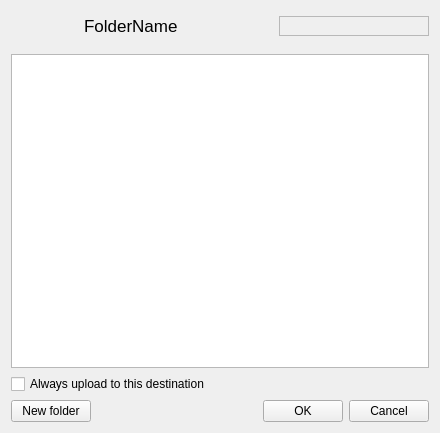
Above: src/MEGASync/gui/node_selector/gui/win/NodeSelectorTreeViewWidget.ui from meganz/MEGAsync before the change. Below: the same form after it.
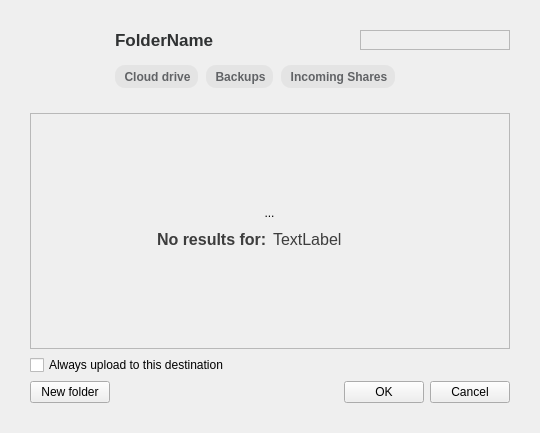
That is the form after the change. Icons and pictures are not drawn. Custom widgets are drawn as their Qt base class.

Commit message: solving filtering problem, empty screen available

The edit to the form file:
```diff
--- a/src/MEGASync/gui/node_selector/gui/win/NodeSelectorTreeViewWidget.ui
+++ b/src/MEGASync/gui/node_selector/gui/win/NodeSelectorTreeViewWidget.ui
@@ -6,58 +6,57 @@
    <rect>
     <x>0</x>
     <y>0</y>
-    <width>440</width>
+    <width>540</width>
     <height>433</height>
    </rect>
   </property>
   <property name="windowTitle">
    <string notr="true"/>
   </property>
-  <layout class="QVBoxLayout" name="verticalLayout">
+  <property name="styleSheet">
+   <string notr="true">QToolButton
+{
+border:none;
+}</string>
+  </property>
+  <layout class="QVBoxLayout" name="NodeSelectorWidgetLayout">
+   <property name="leftMargin">
+    <number>30</number>
+   </property>
+   <property name="topMargin">
+    <number>30</number>
+   </property>
+   <property name="rightMargin">
+    <number>30</number>
+   </property>
+   <property name="bottomMargin">
+    <number>30</number>
+   </property>
    <item>
-    <layout class="QHBoxLayout" name="horizontalLayout_3">
-     <property name="spacing">
-      <number>0</number>
-     </property>
+    <layout class="QGridLayout" name="gridLayout">
      <property name="topMargin">
-      <number>5</number>
+      <number>0</number>
      </property>
      <property name="bottomMargin">
-      <number>12</number>
+      <number>10</number>
      </property>
-     <item>
-      <widget class="QPushButton" name="bBack">
-       <property name="maximumSize">
+     <item row="0" column="10">
+      <widget class="SearchLineEdit" name="leSearch">
+       <property name="minimumSize">
         <size>
-         <width>30</width>
-         <height>16777215</height>
+         <width>150</width>
+         <height>0</height>
         </size>
        </property>
-       <property name="styleSheet">
-        <string notr="true">QPushButton {
-    border: none;
-    background-color: transparent;
-    padding: 0px;
-}
-</string>
+       <property name="frameShape">
+        <enum>QFrame::StyledPanel</enum>
        </property>
-       <property name="text">
-        <string/>
-       </property>
-       <property name="icon">
-        <iconset resource="../../../Resources_win.qrc">
-         <normaloff>:/images/node_selector/arrow-left-ico.png</normaloff>
-         <disabledoff>:/images/node_selector/arrow-left-disabled-ico.png</disabledoff>:/images/node_selector/arrow-left-ico.png</iconset>
-       </property>
-       <property name="iconSize">
-        <size>
-         <width>16</width>
-         <height>16</height>
-        </size>
+       <property name="frameShadow">
+        <enum>QFrame::Plain</enum>
        </property>
       </widget>
      </item>
-     <item>
+     <item row="0" column="1">
       <widget class="QPushButton" name="bForward">
        <property name="maximumSize">
         <size>
@@ -88,7 +87,7 @@
        </property>
       </widget>
      </item>
-     <item>
+     <item row="0" column="2">
       <spacer name="horizontalSpacer_5">
        <property name="orientation">
         <enum>Qt::Horizontal</enum>
@@ -104,12 +103,130 @@
        </property>
       </spacer>
      </item>
-     <item>
+     <item row="0" column="4">
+      <widget class="QLabel" name="searchingText">
+       <property name="styleSheet">
+        <string notr="true">*{
+font-size:17px;
+color:#3D3D3D;
+}</string>
+       </property>
+       <property name="text">
+        <string notr="true"/>
+       </property>
+      </widget>
+     </item>
+     <item row="0" column="5">
+      <spacer name="syncSpacer">
+       <property name="orientation">
+        <enum>Qt::Horizontal</enum>
+       </property>
+       <property name="sizeType">
+        <enum>QSizePolicy::Fixed</enum>
+       </property>
+       <property name="sizeHint" stdset="0">
+        <size>
+         <width>13</width>
+         <height>20</height>
+        </size>
+       </property>
+      </spacer>
+     </item>
+     <item row="0" column="6">
+      <widget class="QLabel" name="lIcon">
+       <property name="minimumSize">
+        <size>
+         <width>0</width>
+         <height>0</height>
+        </size>
+       </property>
+       <property name="maximumSize">
+        <size>
+         <width>16777215</width>
+         <height>16777215</height>
+        </size>
+       </property>
+       <property name="text">
+        <string notr="true"/>
+       </property>
+       <property name="alignment">
+        <set>Qt::AlignCenter</set>
+       </property>
+       <property name="margin">
+        <number>0</number>
+       </property>
+       <property name="indent">
+        <number>-1</number>
+       </property>
+      </widget>
+     </item>
+     <item row="0" column="0">
+      <widget class="QPushButton" name="bBack">
+       <property name="maximumSize">
+        <size>
+         <width>30</width>
+         <height>16777215</height>
+        </size>
+       </property>
+       <property name="styleSheet">
+        <string notr="true">QPushButton {
+    border: none;
+    background-color: transparent;
+    padding: 0px;
+}
+</string>
+       </property>
+       <property name="text">
+        <string/>
+       </property>
+       <property name="icon">
+        <iconset resource="../../../Resources_macx.qrc">
+         <normaloff>:/images/node_selector/arrow-left-ico.png</normaloff>
+         <disabledoff>:/images/node_selector/arrow-left-disabled-ico.png</disabledoff>:/images/node_selector/arrow-left-ico.png</iconset>
+       </property>
+       <property name="iconSize">
+        <size>
+         <width>16</width>
+         <height>16</height>
+        </size>
+       </property>
+      </widget>
+     </item>
+     <item row="0" column="9">
+      <spacer name="horizontalSpacer_4">
+       <property name="orientation">
+        <enum>Qt::Horizontal</enum>
+       </property>
+       <property name="sizeHint" stdset="0">
+        <size>
+         <width>40</width>
+         <height>20</height>
+        </size>
+       </property>
+      </spacer>
+     </item>
+     <item row="0" column="7">
+      <spacer name="avatarSpacer">
+       <property name="orientation">
+        <enum>Qt::Horizontal</enum>
+       </property>
+       <property name="sizeType">
+        <enum>QSizePolicy::Fixed</enum>
+       </property>
+       <property name="sizeHint" stdset="0">
+        <size>
+         <width>13</width>
+         <height>20</height>
+        </size>
+       </property>
+      </spacer>
+     </item>
+     <item row="0" column="3">
       <widget class="QLabel" name="lFolderName">
        <property name="font">
         <font>
          <pointsize>-1</pointsize>
-         <bold>false</bold>
+         <bold>true</bold>
          <strikeout>false</strikeout>
          <kerning>false</kerning>
         </font>
@@ -117,6 +234,8 @@
        <property name="styleSheet">
         <string notr="true">QLabel{
 font-size:17px;
+font-weight: bold;
+color:#303233;
 }</string>
        </property>
        <property name="text">
@@ -124,67 +243,7 @@
        </property>
       </widget>
      </item>
-     <item>
-      <spacer name="syncSpacer">
-       <property name="orientation">
-        <enum>Qt::Horizontal</enum>
-       </property>
-       <property name="sizeType">
-        <enum>QSizePolicy::Fixed</enum>
-       </property>
-       <property name="sizeHint" stdset="0">
-        <size>
-         <width>13</width>
-         <height>20</height>
-        </size>
-       </property>
-      </spacer>
-     </item>
-     <item>
-      <widget class="QLabel" name="lIcon">
-       <property name="minimumSize">
-        <size>
-         <width>0</width>
-         <height>0</height>
-        </size>
-       </property>
-       <property name="maximumSize">
-        <size>
-         <width>16777215</width>
-         <height>16777215</height>
-        </size>
-       </property>
-       <property name="text">
-        <string/>
-       </property>
-       <property name="alignment">
-        <set>Qt::AlignCenter</set>
-       </property>
-       <property name="margin">
-        <number>0</number>
-       </property>
-       <property name="indent">
-        <number>-1</number>
-       </property>
-      </widget>
-     </item>
-     <item>
-      <spacer name="avatarSpacer">
-       <property name="orientation">
-        <enum>Qt::Horizontal</enum>
-       </property>
-       <property name="sizeType">
-        <enum>QSizePolicy::Fixed</enum>
-       </property>
-       <property name="sizeHint" stdset="0">
-        <size>
-         <width>13</width>
-         <height>20</height>
-        </size>
-       </property>
-      </spacer>
-     </item>
-     <item>
+     <item row="0" column="8">
       <widget class="QLabel" name="lOwnerIcon">
        <property name="minimumSize">
         <size>
@@ -206,49 +265,141 @@
        </property>
       </widget>
      </item>
-     <item>
-      <spacer name="horizontalSpacer_4">
-       <property name="orientation">
-        <enum>Qt::Horizontal</enum>
-       </property>
-       <property name="sizeHint" stdset="0">
-        <size>
-         <width>40</width>
-         <height>20</height>
-        </size>
-       </property>
-      </spacer>
-     </item>
-     <item>
-      <widget class="SearchLineEdit" name="leSearch">
+     <item row="1" column="3" colspan="8" alignment="Qt::AlignLeft">
+      <widget class="QWidget" name="searchButtonsWidget" native="true">
        <property name="minimumSize">
         <size>
-         <width>150</width>
+         <width>0</width>
          <height>0</height>
         </size>
        </property>
-       <property name="frameShape">
-        <enum>QFrame::StyledPanel</enum>
+       <property name="styleSheet">
+        <string notr="true">QToolButton
+{
+  border-radius: 10px;
+  font-weight: 600;
+  height:20px;
+  padding-left:5px;
+  padding-right:3px;
+  background-color: rgba(0, 0, 0, 0.05);
+  color:#616366;
+}
+
+QToolButton:checked
+{
+  background-color: #04101E;
+  color:#FAFAFB
+}</string>
        </property>
-       <property name="frameShadow">
-        <enum>QFrame::Plain</enum>
-       </property>
+       <layout class="QHBoxLayout" name="horizontalLayout_2">
+        <property name="spacing">
+         <number>8</number>
+        </property>
+        <property name="leftMargin">
+         <number>0</number>
+        </property>
+        <item>
+         <widget class="QToolButton" name="cloudDriveSearch">
+          <property name="styleSheet">
+           <string notr="true"/>
+          </property>
+          <property name="text">
+           <string>Cloud drive</string>
+          </property>
+          <property name="icon">
+           <iconset resource="../../../Resources_win.qrc">
+            <normaloff>:/images/node_selector/sidebar/cloud_ico_hover.png</normaloff>:/images/node_selector/sidebar/cloud_ico_hover.png</iconset>
+          </property>
+          <property name="checkable">
+           <bool>true</bool>
+          </property>
+          <property name="autoExclusive">
+           <bool>false</bool>
+          </property>
+          <property name="toolButtonStyle">
+           <enum>Qt::ToolButtonTextBesideIcon</enum>
+          </property>
+          <attribute name="buttonGroup">
+           <string notr="true">searchFilterButtonGroup</string>
+          </attribute>
+         </widget>
+        </item>
+        <item>
+         <widget class="QToolButton" name="backupsSearch">
+          <property name="text">
+           <string>Backups</string>
+          </property>
+          <property name="icon">
+           <iconset resource="../../../Resources_win.qrc">
+            <normaloff>:/images/node_selector/sidebar/backup_ico_default.png</normaloff>:/images/node_selector/sidebar/backup_ico_default.png</iconset>
+          </property>
+          <property name="checkable">
+           <bool>true</bool>
+          </property>
+          <property name="toolButtonStyle">
+           <enum>Qt::ToolButtonTextBesideIcon</enum>
+          </property>
+          <attribute name="buttonGroup">
+           <string notr="true">searchFilterButtonGroup</string>
+          </attribute>
+         </widget>
+        </item>
+        <item>
+         <widget class="QToolButton" name="incomingSharesSearch">
+          <property name="text">
+           <string>Incoming Shares</string>
+          </property>
+          <property name="icon">
+           <iconset resource="../../../Resources_win.qrc">
+            <normaloff>:/images/node_selector/sidebar/incoming_share_ico_default.png</normaloff>:/images/node_selector/sidebar/incoming_share_ico_default.png</iconset>
+          </property>
+          <property name="checkable">
+           <bool>true</bool>
+          </property>
+          <property name="toolButtonStyle">
+           <enum>Qt::ToolButtonTextBesideIcon</enum>
+          </property>
+          <attribute name="buttonGroup">
+           <string notr="true">searchFilterButtonGroup</string>
+          </attribute>
+         </widget>
+        </item>
+       </layout>
       </widget>
      </item>
     </layout>
    </item>
    <item>
-    <widget class="NodeSelectorTreeView" name="tMegaFolders">
-     <property name="font">
-      <font>
-       <pointsize>-1</pointsize>
-      </font>
+    <widget class="QStackedWidget" name="stackedWidget">
+     <property name="currentIndex">
+      <number>1</number>
      </property>
-     <property name="focusPolicy">
-      <enum>Qt::StrongFocus</enum>
-     </property>
-     <property name="styleSheet">
-      <string notr="true">QTreeView {
+     <widget class="QWidget" name="treeViewPage">
+      <layout class="QVBoxLayout" name="verticalLayout_2">
+       <property name="leftMargin">
+        <number>0</number>
+       </property>
+       <property name="topMargin">
+        <number>0</number>
+       </property>
+       <property name="rightMargin">
+        <number>0</number>
+       </property>
+       <property name="bottomMargin">
+        <number>0</number>
+       </property>
+       <item>
+        <widget class="NodeSelectorTreeView" name="tMegaFolders">
+         <property name="font">
+          <font>
+           <pointsize>-1</pointsize>
+          </font>
+         </property>
+         <property name="focusPolicy">
+          <enum>Qt::StrongFocus</enum>
+         </property>
+         <property name="styleSheet">
+          <string notr="true">QTreeView {
     show-decoration-selected: 1;
 	selection-background-color: #3393df;
 	 font-size: 12px;
@@ -343,46 +494,165 @@
 
 
 </string>
-     </property>
-     <property name="frameShape">
-      <enum>QFrame::StyledPanel</enum>
-     </property>
-     <property name="frameShadow">
-      <enum>QFrame::Plain</enum>
-     </property>
-     <property name="alternatingRowColors">
-      <bool>false</bool>
-     </property>
-     <property name="selectionMode">
-      <enum>QAbstractItemView::SingleSelection</enum>
-     </property>
-     <property name="iconSize">
-      <size>
-       <width>22</width>
-       <height>22</height>
-      </size>
-     </property>
-     <property name="autoExpandDelay">
-      <number>-1</number>
-     </property>
-     <property name="indentation">
-      <number>18</number>
-     </property>
-     <property name="animated">
-      <bool>true</bool>
-     </property>
-     <property name="allColumnsShowFocus">
-      <bool>false</bool>
-     </property>
-     <property name="expandsOnDoubleClick">
-      <bool>false</bool>
-     </property>
-     <attribute name="headerMinimumSectionSize">
-      <number>35</number>
-     </attribute>
-     <attribute name="headerDefaultSectionSize">
-      <number>35</number>
-     </attribute>
+         </property>
+         <property name="frameShape">
+          <enum>QFrame::StyledPanel</enum>
+         </property>
+         <property name="frameShadow">
+          <enum>QFrame::Plain</enum>
+         </property>
+         <property name="alternatingRowColors">
+          <bool>false</bool>
+         </property>
+         <property name="selectionMode">
+          <enum>QAbstractItemView::SingleSelection</enum>
+         </property>
+         <property name="iconSize">
+          <size>
+           <width>22</width>
+           <height>22</height>
+          </size>
+         </property>
+         <property name="autoExpandDelay">
+          <number>-1</number>
+         </property>
+         <property name="indentation">
+          <number>18</number>
+         </property>
+         <property name="animated">
+          <bool>true</bool>
+         </property>
+         <property name="allColumnsShowFocus">
+          <bool>false</bool>
+         </property>
+         <property name="expandsOnDoubleClick">
+          <bool>false</bool>
+         </property>
+         <attribute name="headerMinimumSectionSize">
+          <number>35</number>
+         </attribute>
+         <attribute name="headerDefaultSectionSize">
+          <number>35</number>
+         </attribute>
+        </widget>
+       </item>
+      </layout>
+     </widget>
+     <widget class="QWidget" name="emptyPage">
+      <layout class="QVBoxLayout" name="verticalLayout_3">
+       <property name="leftMargin">
+        <number>0</number>
+       </property>
+       <property name="topMargin">
+        <number>0</number>
+       </property>
+       <property name="rightMargin">
+        <number>0</number>
+       </property>
+       <property name="bottomMargin">
+        <number>0</number>
+       </property>
+       <item>
+        <widget class="QFrame" name="frame">
+         <property name="frameShape">
+          <enum>QFrame::StyledPanel</enum>
+         </property>
+         <property name="frameShadow">
+          <enum>QFrame::Plain</enum>
+         </property>
+         <layout class="QVBoxLayout" name="verticalLayout">
+          <property name="spacing">
+           <number>0</number>
+          </property>
+          <item>
+           <spacer name="verticalSpacer">
+            <property name="orientation">
+             <enum>Qt::Vertical</enum>
+            </property>
+            <property name="sizeHint" stdset="0">
+             <size>
+              <width>20</width>
+              <height>40</height>
+             </size>
+            </property>
+           </spacer>
+          </item>
+          <item alignment="Qt::AlignHCenter|Qt::AlignVCenter">
+           <widget class="QToolButton" name="toolButton">
+            <property name="text">
+             <string>...</string>
+            </property>
+            <property name="icon">
+             <iconset resource="../../../Resources_win.qrc">
+              <normaloff>:/images/node_selector/view/cloud.png</normaloff>:/images/node_selector/view/cloud.png</iconset>
+            </property>
+            <property name="iconSize">
+             <size>
+              <width>48</width>
+              <height>48</height>
+             </size>
+            </property>
+           </widget>
+          </item>
+          <item>
+           <widget class="QWidget" name="searchEmptyInfoWidget" native="true">
+            <property name="minimumSize">
+             <size>
+              <width>0</width>
+              <height>0</height>
+             </size>
+            </property>
+            <property name="styleSheet">
+             <string notr="true">*{
+color:#3D3D3D;
+font-size:16px;
+font-weight: 700;
+}</string>
+            </property>
+            <layout class="QHBoxLayout" name="horizontalLayout_4">
+             <item alignment="Qt::AlignRight">
+              <widget class="QLabel" name="textLabel">
+               <property name="styleSheet">
+                <string notr="true"/>
+               </property>
+               <property name="text">
+                <string>No results for:</string>
+               </property>
+              </widget>
+             </item>
+             <item alignment="Qt::AlignLeft">
+              <widget class="QLabel" name="searchNotFoundLabel">
+               <property name="styleSheet">
+                <string notr="true">*{
+font-weight: 400;
+}</string>
+               </property>
+               <property name="text">
+                <string>TextLabel</string>
+               </property>
+              </widget>
+             </item>
+            </layout>
+           </widget>
+          </item>
+          <item>
+           <spacer name="verticalSpacer_2">
+            <property name="orientation">
+             <enum>Qt::Vertical</enum>
+            </property>
+            <property name="sizeHint" stdset="0">
+             <size>
+              <width>20</width>
+              <height>40</height>
+             </size>
+            </property>
+           </spacer>
+          </item>
+         </layout>
+        </widget>
+       </item>
+      </layout>
+     </widget>
     </widget>
    </item>
    <item>
```
Left out of the diff: 10 changed lines with no effect on the pictures. The commit also changes 20 other files.
